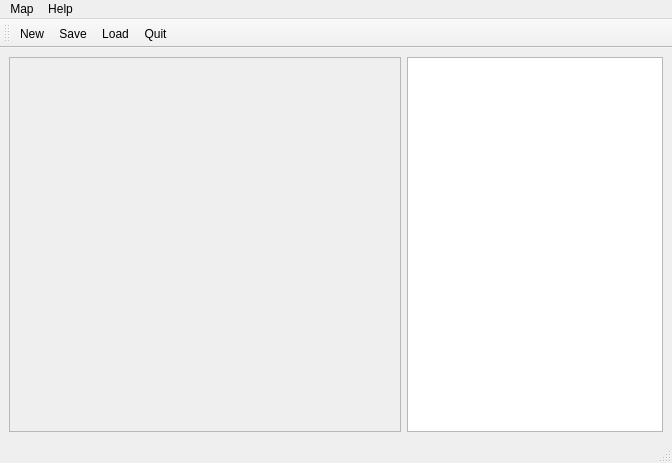
bobirdmi/maze, file maze/ui/mainwindow.ui: the form before one commit.
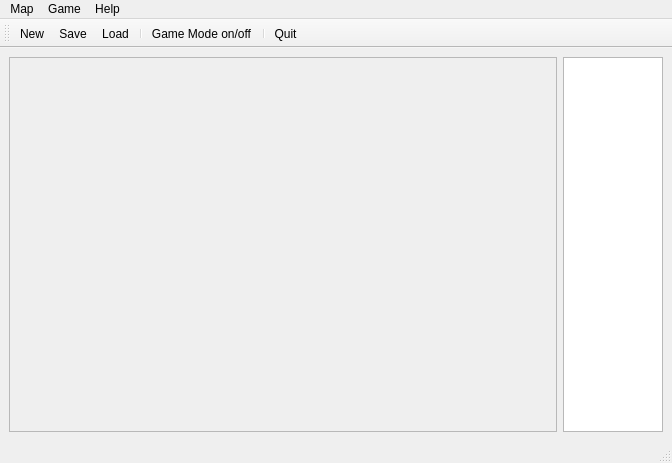
The form after the commit.

```diff
--- a/maze/ui/mainwindow.ui
+++ b/maze/ui/mainwindow.ui
@@ -25,7 +25,7 @@
         <rect>
          <x>0</x>
          <y>0</y>
-         <width>390</width>
+         <width>546</width>
          <height>379</height>
         </rect>
        </property>
@@ -40,6 +40,12 @@
         <verstretch>0</verstretch>
        </sizepolicy>
       </property>
+      <property name="maximumSize">
+       <size>
+        <width>100</width>
+        <height>16777215</height>
+       </size>
+      </property>
       <property name="baseSize">
        <size>
         <width>0</width>
@@ -77,7 +83,14 @@
     </property>
     <addaction name="actionAbout"/>
    </widget>
+   <widget class="QMenu" name="menuGame">
+    <property name="title">
+     <string>Game</string>
+    </property>
+    <addaction name="actionGame_Mode_on_off"/>
+   </widget>
    <addaction name="menuMap"/>
+   <addaction name="menuGame"/>
    <addaction name="menuHelp"/>
   </widget>
   <widget class="QStatusBar" name="statusbar"/>
@@ -89,11 +102,14 @@
     <enum>TopToolBarArea</enum>
    </attribute>
    <attribute name="toolBarBreak">
-    <bool>false</bool>
+    <bool>true</bool>
    </attribute>
    <addaction name="actionNew"/>
    <addaction name="actionSave"/>
    <addaction name="actionLoad"/>
+   <addaction name="separator"/>
+   <addaction name="actionGame_Mode_on_off"/>
+   <addaction name="separator"/>
    <addaction name="actionQuit"/>
   </widget>
   <action name="actionNew">
@@ -121,6 +137,20 @@
     <string>About</string>
    </property>
   </action>
+  <action name="actionGame_Mode_on_off">
+   <property name="checkable">
+    <bool>true</bool>
+   </property>
+   <property name="checked">
+    <bool>false</bool>
+   </property>
+   <property name="enabled">
+    <bool>true</bool>
+   </property>
+   <property name="text">
+    <string>Game Mode on/off</string>
+   </property>
+  </action>
  </widget>
  <resources/>
  <connections>
```
